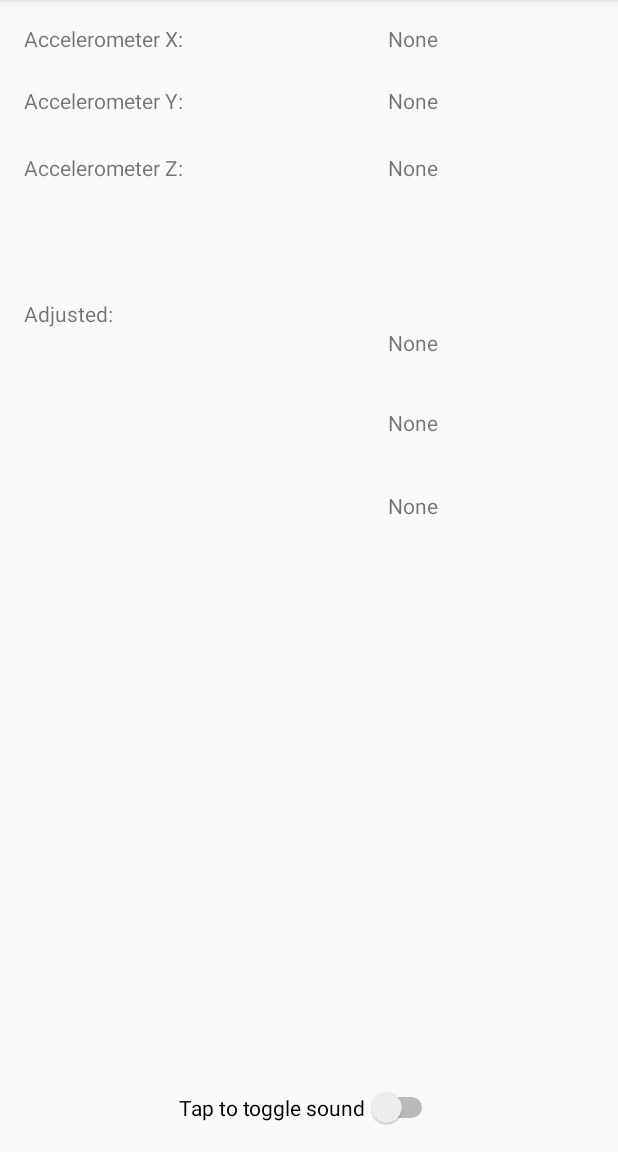
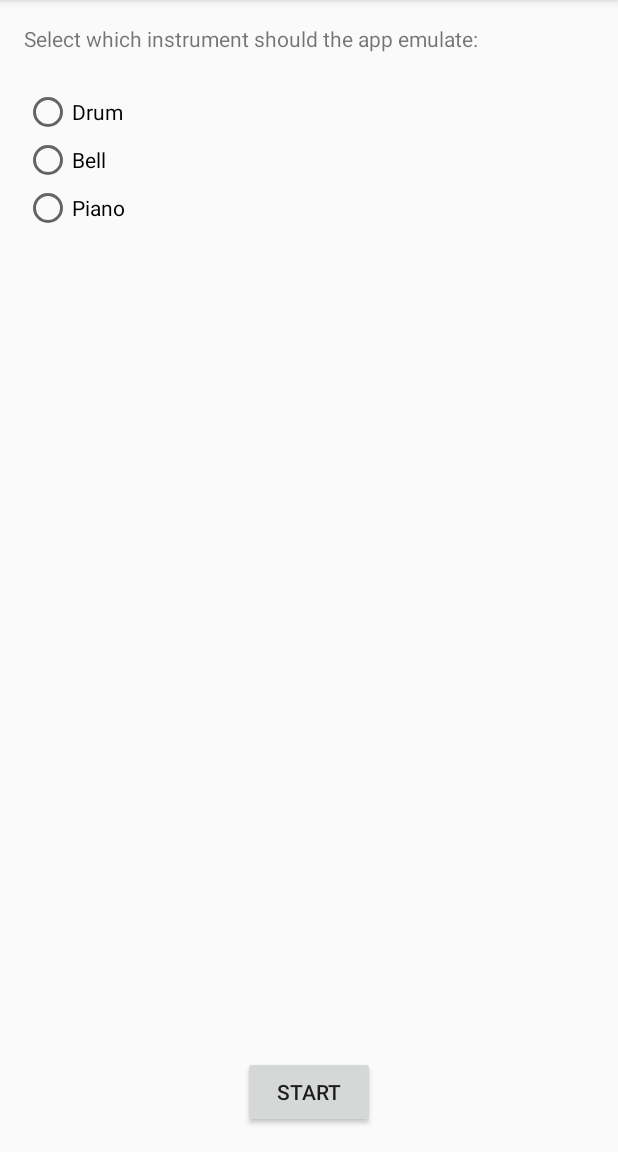
Before and after one commit to tgqiang/HelloPd, an Android app: the screen it shows after launch (MainActivity), on a phone screen of 412 x 824 dp, the part 84-1236 px from its top. Run offline under Robolectric (Android 15) with nearby library versions, the phone set to English and light mode, and no system bars.

Commit message:
Added patches and handlers for snare drum and piano, and added interface for choosing instruments

```diff
--- a/HelloPd/app/src/main/AndroidManifest.xml
+++ b/HelloPd/app/src/main/AndroidManifest.xml
@@ -15,6 +15,7 @@
                 <category android:name="android.intent.category.LAUNCHER" />
             </intent-filter>
         </activity>
+        <activity android:name=".SoundMakerActivity"></activity>
     </application>
 
 </manifest>
--- a/HelloPd/app/src/main/java/com/example/tay/hellopd/MainActivity.java
+++ b/HelloPd/app/src/main/java/com/example/tay/hellopd/MainActivity.java
@@ -1,165 +1,67 @@
 package com.example.tay.hellopd;
 
-import android.annotation.TargetApi;
-import android.hardware.Sensor;
-import android.hardware.SensorEvent;
-import android.hardware.SensorEventListener;
-import android.hardware.SensorManager;
+import android.content.Intent;
 import android.support.v7.app.AppCompatActivity;
 import android.os.Bundle;
-import android.util.Log;
-import android.widget.CompoundButton;
-import android.widget.Switch;
-import android.widget.TextView;
+import android.view.View;
+import android.widget.Button;
+import android.widget.RadioGroup;
+import android.widget.Toast;
 
-import org.puredata.android.io.AudioParameters;
-import org.puredata.android.io.PdAudio;
-import org.puredata.android.utils.PdUiDispatcher;
-import org.puredata.core.PdBase;
-import org.puredata.core.utils.IoUtils;
+public class MainActivity extends AppCompatActivity {
 
-import java.io.File;
-import java.io.IOException;
+    private RadioGroup radioGroup;
+    private Button proceedButton;
 
-public class MainActivity extends AppCompatActivity implements SensorEventListener {
-
-    private static final int BASE_MIDI_NUMBER = 69;
-
-    private PdUiDispatcher dispatcher;
-    private SensorManager mSensorManager;
-    private Sensor mAccelerometer;
-
-    /*
-     * UI elements to pass sensor readings to.
-     */
-    // For Accelerometer sensor
-    private TextView uiValueX;
-    private TextView uiValueY;
-    private TextView uiValueZ;
-
-    // For display normalized sensor readings.
-    private TextView uiValueXAdj;
-    private TextView uiValueYAdj;
-    private TextView uiValueZAdj;
-
-    private float oldVal;
-    private float newVal;
-
-    private void initPD() throws IOException {
-        int sampleRate = AudioParameters.suggestSampleRate();
-        PdAudio.initAudio(sampleRate, 0, 2, 8, true);
-
-        dispatcher = new PdUiDispatcher();
-        PdBase.setReceiver(dispatcher);
-    }
-
-    private void initGUI() {
-        Switch toggleSwitch = (Switch) findViewById(R.id.soundToggleSwitch);
-        /*
-        toggleSwitch.setOnCheckedChangeListener(new CompoundButton.OnCheckedChangeListener() {
-            @Override
-            public void onCheckedChanged(CompoundButton compoundButton, boolean b) {
-                float val = (b) ? 1.0f : 0.0f;
-                PdBase.sendFloat("soundToggle", val);
-            }
-        });
-        */
-    }
-
-    private void loadPdPatch() throws IOException {
-        File dir = getFilesDir();
-        IoUtils.extractZipResource(getResources().openRawResource(R.raw.simplepatch), dir, true);
-        File pdPatch = new File(dir, "simplepatch.pd");
-        PdBase.openPatch(pdPatch.getAbsolutePath());
-    }
+    private int SELECTED_INSTRUMENT = -1;
 
     @Override
     protected void onCreate(Bundle savedInstanceState) {
         super.onCreate(savedInstanceState);
         setContentView(R.layout.activity_main);
 
-        initSensor();
+        radioGroup = (RadioGroup) findViewById(R.id.instrumentSelections);
+        radioGroup.setOnCheckedChangeListener(new RadioGroup.OnCheckedChangeListener() {
+            @Override
+            public void onCheckedChanged(RadioGroup radioGroup, int i) {
+                SELECTED_INSTRUMENT = i;
+            }
+        });
 
-        try {
-            initPD();
-            loadPdPatch();
-        } catch (IOException e) {
-            finish();
-        }
-
-        initGUI();
+        proceedButton = (Button) findViewById(R.id.proceedButton);
+        proceedButton.setOnClickListener(new View.OnClickListener() {
+            @Override
+            public void onClick(View view) {
+                proceedToApp(view);
+            }
+        });
     }
 
-    private void initSensor() {
-        mSensorManager = (SensorManager)getSystemService(SENSOR_SERVICE);
-        mAccelerometer = mSensorManager.getDefaultSensor(Sensor.TYPE_ACCELEROMETER);
+    public void proceedToApp(View view) {
+        if (SELECTED_INSTRUMENT == -1) {
+            Toast.makeText(getApplicationContext(), "Please make sure you have selected an instrument to emulate.", Toast.LENGTH_SHORT)
+                    .show();
+        } else {
+            Intent intent = new Intent(this, SoundMakerActivity.class);
 
-        uiValueX = (TextView) findViewById(R.id.accXValue);
-        uiValueY = (TextView) findViewById(R.id.accYValue);
-        uiValueZ = (TextView) findViewById(R.id.accZValue);
+            switch (SELECTED_INSTRUMENT) {
+                case R.id.bellSelect:
+                    intent.putExtra("Instrument Name", "Bell");
+                    break;
 
-        uiValueXAdj = (TextView) findViewById(R.id.adjustedX);
-        uiValueYAdj = (TextView) findViewById(R.id.adjustedY);
-        uiValueZAdj = (TextView) findViewById(R.id.adjustedZ);
+                case R.id.drumSelect:
+                    intent.putExtra("Instrument Name", "Drum");
+                    break;
 
-        oldVal = 0.0f;
-        newVal = 0.0f;
-    }
+                case R.id.pianoSelect:
+                    intent.putExtra("Instrument Name", "Piano");
+                    break;
 
-    @Override @TargetApi(19)
-    protected void onResume() {
-        super.onResume();
-        mSensorManager.registerListener(this, mAccelerometer, 100000, SensorManager.SENSOR_DELAY_NORMAL);
-        PdAudio.startAudio(this);
-    }
+                default:
+                    // do nothing
+            }
 
-    @Override
-    protected void onPause() {
-        super.onPause();
-        mSensorManager.unregisterListener(this);
-        PdAudio.stopAudio();
-    }
-
-    private void triggerNote(int n) {
-        PdBase.sendFloat("accelX", n);
-        PdBase.sendBang("trigger");
-    }
-
-    public void onAccuracyChanged(Sensor sensor, int accuracy) {
-    }
-
-    public void onSensorChanged(SensorEvent event) {
-        int sensorType = event.sensor.getType();
-        oldVal = newVal;
-
-        switch (sensorType) {
-            case Sensor.TYPE_ACCELEROMETER:
-                float valueX = event.values[0];
-                float valueY = event.values[1];
-                float valueZ = event.values[2];
-
-                double valueXAdjusted = Math.ceil(valueX);
-                double valueYAdjusted = Math.ceil(valueY);
-                float valueZAdjusted = valueZ;
-
-                uiValueX.setText(String.valueOf(valueX));
-                uiValueY.setText(String.valueOf(valueY));
-                uiValueZ.setText(String.valueOf(valueZ));
-
-                uiValueXAdj.setText(String.valueOf(valueXAdjusted));
-                uiValueYAdj.setText(String.valueOf(valueYAdjusted));
-                uiValueZAdj.setText(String.valueOf(valueZAdjusted));
-
-                Log.i("triggerNote", String.valueOf(valueXAdjusted));
-                newVal = (float) valueXAdjusted;
-                if (oldVal != newVal) {
-                    triggerNote(((int) valueXAdjusted + BASE_MIDI_NUMBER));
-                }
-
-                break;
-
-            default:
-
+            startActivity(intent);
         }
     }
 }
--- a/HelloPd/app/src/main/res/layout/activity_main.xml
+++ b/HelloPd/app/src/main/res/layout/activity_main.xml
@@ -10,107 +10,54 @@
     android:paddingTop="@dimen/activity_vertical_margin"
     tools:context="com.example.tay.hellopd.MainActivity">
 
-    <Switch
-        android:text="Tap to toggle sound"
-        android:layout_width="wrap_content"
-        android:layout_height="wrap_content"
-        android:layout_alignParentBottom="true"
-        android:layout_centerHorizontal="true"
-        android:id="@+id/soundToggleSwitch" />
 
     <TextView
-        android:text="Accelerometer X:"
+        android:text="Select which instrument should the app emulate:"
         android:layout_width="wrap_content"
         android:layout_height="wrap_content"
         android:layout_alignParentTop="true"
         android:layout_alignParentLeft="true"
         android:layout_alignParentStart="true"
-        android:id="@+id/accXLabel" />
+        android:id="@+id/formLabel" />
 
-    <TextView
-        android:text="Accelerometer Y:"
+    <RadioGroup
         android:layout_width="wrap_content"
         android:layout_height="wrap_content"
-        android:layout_below="@+id/accXLabel"
+        android:layout_below="@+id/formLabel"
+        android:layout_marginTop="23dp"
         android:layout_alignParentLeft="true"
         android:layout_alignParentStart="true"
-        android:layout_marginTop="22dp"
-        android:id="@+id/accYLabel" />
+        android:id="@+id/instrumentSelections" >
 
-    <TextView
-        android:text="Accelerometer Z:"
+        <RadioButton
+            android:text="Drum"
             android:layout_width="wrap_content"
             android:layout_height="wrap_content"
-        android:layout_below="@+id/accYLabel"
-        android:layout_alignParentLeft="true"
-        android:layout_alignParentStart="true"
-        android:layout_marginTop="25dp"
-        android:id="@+id/accZLabel" />
+            android:id="@+id/drumSelect"
+            android:layout_weight="1"
+            android:checked="false" />
 
-    <TextView
+        <RadioButton
+            android:text="Bell"
             android:layout_width="wrap_content"
             android:layout_height="wrap_content"
-        android:layout_alignParentTop="true"
-        android:layout_alignRight="@+id/soundToggleSwitch"
-        android:layout_alignEnd="@+id/soundToggleSwitch"
-        android:id="@+id/accXValue"
-        android:text="None" />
+            android:id="@+id/bellSelect"
+            android:layout_weight="1" />
 
-    <TextView
+        <RadioButton
+            android:text="Piano"
             android:layout_width="wrap_content"
             android:layout_height="wrap_content"
-        android:layout_alignTop="@+id/accZLabel"
-        android:layout_alignRight="@+id/accYValue"
-        android:layout_alignEnd="@+id/accYValue"
-        android:id="@+id/accZValue"
-        android:text="None" />
+            android:id="@+id/pianoSelect"
+            android:layout_weight="1" />
 
-    <TextView
+    </RadioGroup>
+
+    <Button
+        android:text="START"
         android:layout_width="wrap_content"
         android:layout_height="wrap_content"
-        android:id="@+id/accYValue"
-        android:text="None"
-        android:layout_alignBaseline="@+id/accYLabel"
-        android:layout_alignBottom="@+id/accYLabel"
-        android:layout_alignLeft="@+id/accXValue"
-        android:layout_alignStart="@+id/accXValue" />
-
-    <TextView
-        android:text="Adjusted:"
-        android:layout_width="wrap_content"
-        android:layout_height="wrap_content"
-        android:layout_below="@+id/accZLabel"
-        android:layout_alignParentLeft="true"
-        android:layout_alignParentStart="true"
-        android:layout_marginTop="78dp"
-        android:id="@+id/textView" />
-
-    <TextView
-        android:text="None"
-        android:layout_width="wrap_content"
-        android:layout_height="wrap_content"
-        android:layout_below="@+id/textView"
-        android:layout_alignRight="@+id/accZValue"
-        android:layout_alignEnd="@+id/accZValue"
-        android:id="@+id/adjustedX" />
-
-    <TextView
-        android:text="None"
-        android:layout_width="wrap_content"
-        android:layout_height="wrap_content"
-        android:layout_below="@+id/adjustedX"
-        android:layout_alignRight="@+id/adjustedX"
-        android:layout_alignEnd="@+id/adjustedX"
-        android:layout_marginTop="34dp"
-        android:id="@+id/adjustedY" />
-
-    <TextView
-        android:text="None"
-        android:layout_width="wrap_content"
-        android:layout_height="wrap_content"
-        android:layout_below="@+id/adjustedY"
-        android:layout_alignRight="@+id/adjustedY"
-        android:layout_alignEnd="@+id/adjustedY"
-        android:layout_marginTop="36dp"
-        android:id="@+id/adjustedZ" />
+        android:layout_alignParentBottom="true"
+        android:layout_centerHorizontal="true"
+        android:id="@+id/proceedButton" />
 </RelativeLayout>
```
Also changed, not shown: HelloPd/app/src/main/java/com/example/tay/hellopd/SoundMakerActivity.java (added, +244 -0 lines), HelloPd/app/src/main/res/layout/activity_sound_maker.xml (added, +117 -0 lines), 4 other files. Lines whose indentation alone changed are shown as unchanged.
